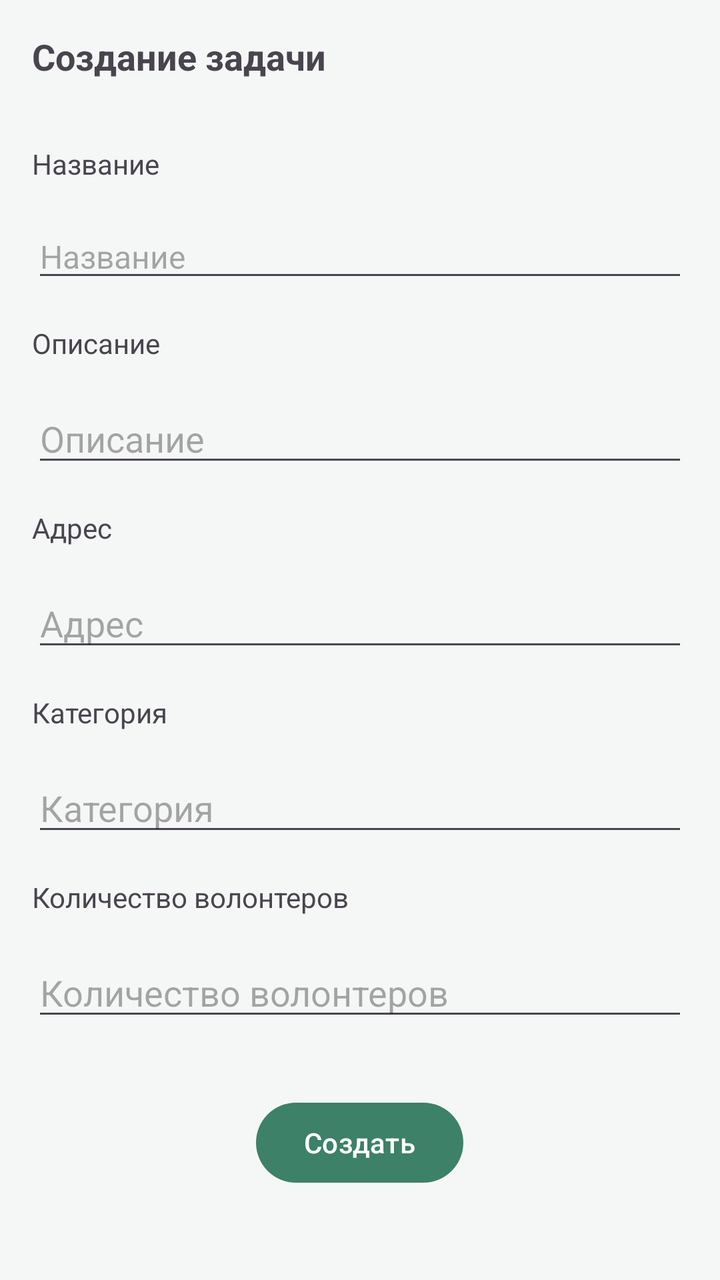
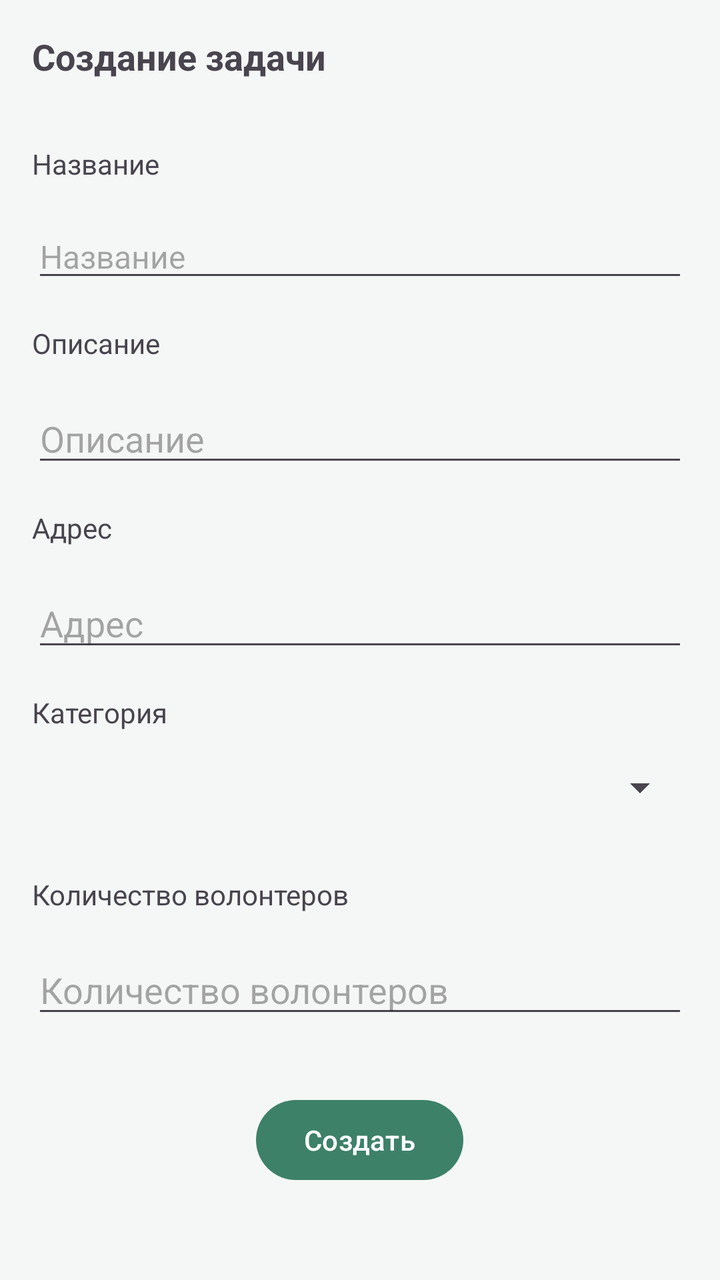

The first picture is an Android layout as it rendered before a commit; the second is the same layout after the commit. The layout source and the unified diff follow.
<!-- AndroidManifest.xml: application theme Theme.Microvolunteering -->
<!-- res/layout/fragment_create_task.xml -->
<?xml version="1.0" encoding="utf-8"?>
<FrameLayout xmlns:android="http://schemas.android.com/apk/res/android"
    xmlns:tools="http://schemas.android.com/tools"
    android:layout_width="match_parent"
    android:layout_height="match_parent"
    tools:context=".presentation.ui.CreateTaskFragment">

    <ProgressBar
        android:id="@+id/progressBar"
        android:layout_width="wrap_content"
        android:layout_height="wrap_content"
        android:layout_gravity="center"
        android:visibility="gone"/>


    <ScrollView
        android:layout_width="match_parent"
        android:layout_height="match_parent"
        android:fillViewport="true">

        <LinearLayout
            android:id="@+id/content"
            android:layout_width="match_parent"
            android:layout_height="match_parent"
            android:orientation="vertical">

            <TextView
                android:id="@+id/title"
                android:layout_width="wrap_content"
                android:layout_height="wrap_content"
                android:layout_margin="16dp"
                android:textSize="18sp"
                android:textStyle="bold"
                android:text="@string/create_task"/>

            <TextView
                android:layout_width="wrap_content"
                android:layout_height="wrap_content"
                android:layout_marginTop="16dp"
                android:layout_marginHorizontal="16dp"
                android:text="@string/name"/>

            <EditText
                android:id="@+id/title_edit"
                android:layout_width="match_parent"
                android:layout_height="wrap_content"
                android:inputType="textCapSentences"
                android:layout_marginTop="16dp"
                android:layout_marginHorizontal="16dp"
                android:textSize="16sp"
                android:hint="@string/name"/>

            <TextView
                android:layout_width="wrap_content"
                android:layout_height="wrap_content"
                android:layout_marginTop="16dp"
                android:layout_marginHorizontal="16dp"
                android:text="@string/description"/>

            <EditText
                android:id="@+id/description_edit"
                android:layout_width="match_parent"
                android:layout_height="wrap_content"
                android:inputType="textMultiLine|textCapSentences"
                android:layout_marginTop="16dp"
                android:layout_marginHorizontal="16dp"
                android:hint="@string/description"/>

            <TextView
                android:layout_width="wrap_content"
                android:layout_height="wrap_content"
                android:layout_marginTop="16dp"
                android:layout_marginHorizontal="16dp"
                android:text="@string/address"/>

            <EditText
                android:id="@+id/address_edit"
                android:layout_width="match_parent"
                android:layout_height="wrap_content"
                android:layout_marginTop="16dp"
                android:layout_marginHorizontal="16dp"
                android:hint="@string/address"/>

            <TextView
                android:layout_width="wrap_content"
                android:layout_height="wrap_content"
                android:layout_marginTop="16dp"
                android:layout_marginHorizontal="16dp"
                android:text="@string/category"/>

            <EditText
                android:id="@+id/category"
                android:layout_width="match_parent"
                android:layout_height="wrap_content"
                android:layout_marginTop="16dp"
                android:layout_marginHorizontal="16dp"
                android:hint="@string/category"/>

            <TextView
                android:layout_width="wrap_content"
                android:layout_height="wrap_content"
                android:layout_marginTop="16dp"
                android:layout_marginHorizontal="16dp"
                android:text="@string/number_volunteers_edit"/>

            <EditText
                android:id="@+id/vol_needed"
                android:layout_width="match_parent"
                android:layout_height="wrap_content"
                android:inputType="number"
                android:layout_marginTop="16dp"
                android:layout_marginHorizontal="16dp"
                android:hint="@string/number_volunteers_edit"/>

            <TextView
                android:id="@+id/error_text"
                android:layout_width="match_parent"
                android:layout_height="wrap_content"
                android:layout_marginTop="16dp"
                android:layout_marginHorizontal="16dp"
                android:padding="12dp"
                android:background="#1AFF0000"
                android:textColor="#D50000"
                android:textSize="14sp"
                android:visibility="gone"/>

            <Button
                android:id="@+id/btn_save"
                android:layout_width="wrap_content"
                android:layout_height="wrap_content"
                android:layout_marginTop="32dp"
                android:text="@string/create"
                android:layout_gravity="center"/>

        </LinearLayout>

    </ScrollView>

</FrameLayout>
<!-- resources referenced by this layout -->
<resources>
  <string name="address">Адрес</string>
  <string name="category">Категория</string>
  <string name="create">Создать</string>
  <string name="create_task">Создание задачи</string>
  <string name="description">Описание</string>
  <string name="name">Название</string>
  <string name="number_volunteers_edit">Количество волонтеров</string>
  <style name="Theme.Microvolunteering" parent="Base.Theme.Microvolunteering" />
  <style name="Base.Theme.Microvolunteering" parent="Theme.Material3.DayNight.NoActionBar">
  
          <item name="colorPrimary">@color/brand_primary</item>     
          <item name="colorPrimaryVariant">@color/brand_primary</item>
          <item name="colorOnPrimary">@color/white</item>
  
          
          <item name="android:windowBackground">@color/app_background</item>
  
          
          <item name="android:statusBarColor">@color/brand_primary</item>
  
          
          <item name="android:textColorPrimary">@color/text_primary</item>
          <item name="colorSecondary">@color/brand_primary</item>
  
      </style>
  <color name="brand_primary">#3D8168</color>
  <color name="white">#FFFFFFFF</color>
  <color name="app_background">#F5F7F6</color>
  <color name="text_primary">#1C352D</color>
</resources>

<!-- the commit's change to res/layout/fragment_create_task.xml (unified diff, before → after) -->
@@ -11,7 +11,6 @@
         android:layout_height="wrap_content"
         android:layout_gravity="center"
         android:visibility="gone"/>
-
 
     <ScrollView
         android:layout_width="match_parent"
@@ -88,13 +87,12 @@
                 android:layout_marginHorizontal="16dp"
                 android:text="@string/category"/>
 
-            <EditText
-                android:id="@+id/category"
+            <Spinner
+                android:id="@+id/spinner_category"
                 android:layout_width="match_parent"
                 android:layout_height="wrap_content"
-                android:layout_marginTop="16dp"
-                android:layout_marginHorizontal="16dp"
-                android:hint="@string/category"/>
+                android:layout_margin="16dp"
+                android:padding="12dp" />
 
             <TextView
                 android:layout_width="wrap_content"
